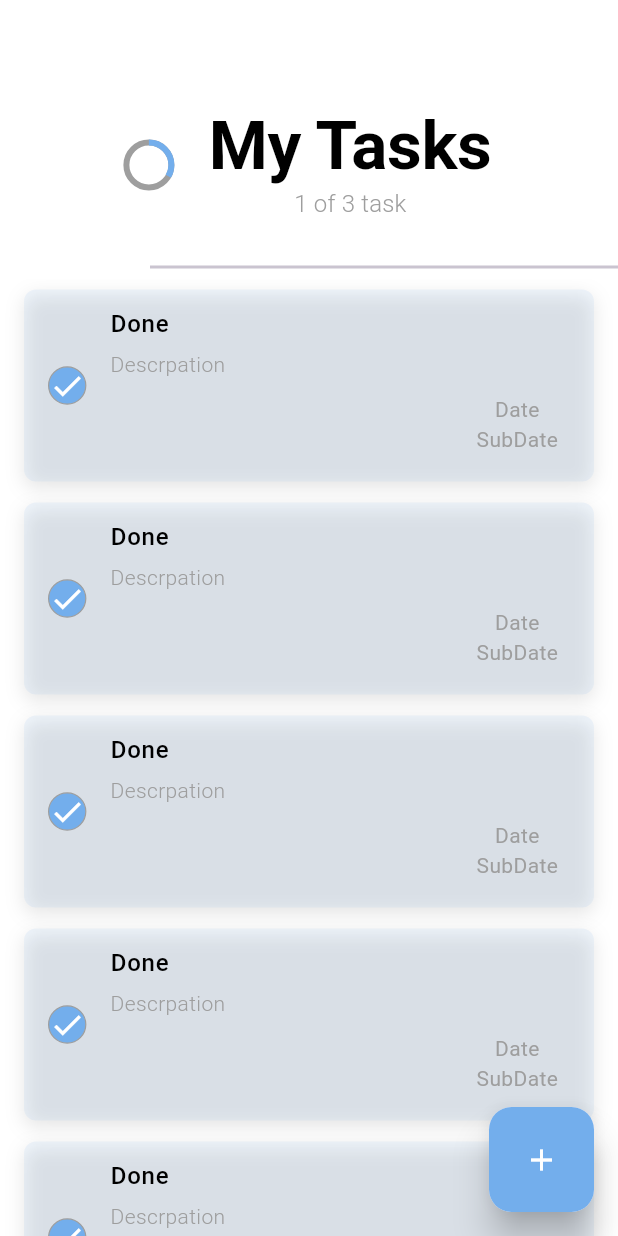
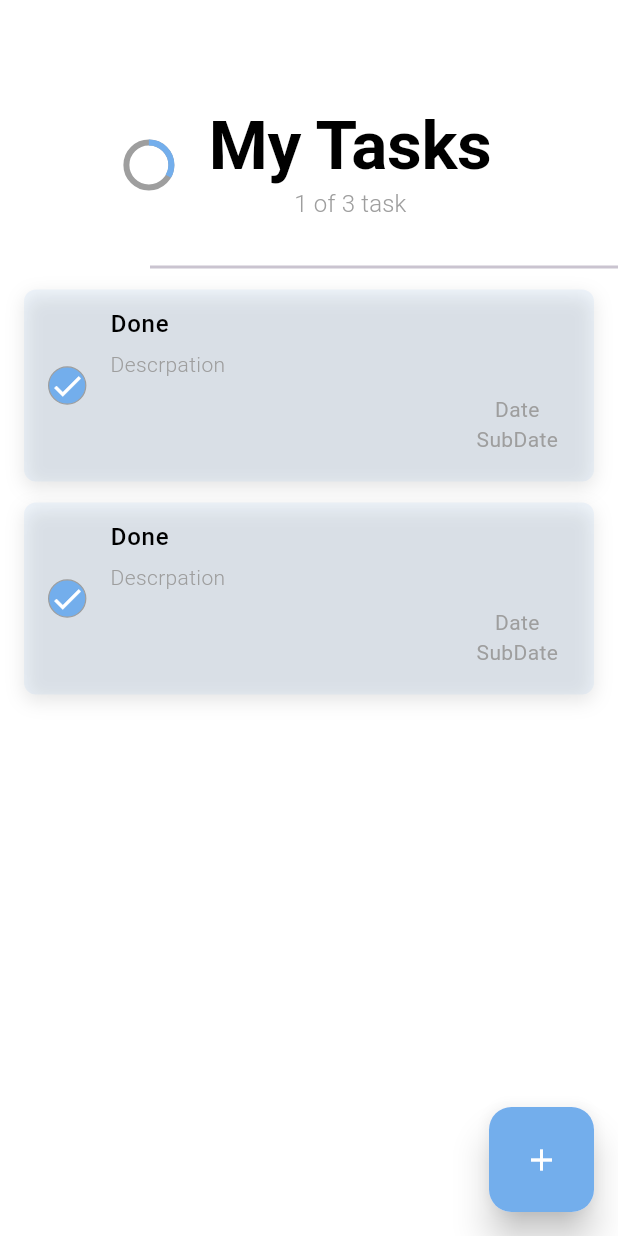
Before and after one commit to nguyenquangtung004/AppToDo, a Flutter app: the screen it shows after launch, on a phone screen of 412 x 824 dp. Run offline on Flutter 3.47's test engine with Material 3 defaults, Android fonts, the phone set to English and light mode, and no system bars; our stand-ins replace hive, hive_flutter; accounts and stored records are empty.

Commit message:
Thực hiện kiểm thử danh sách với id 1 và id 2

```diff
--- a/lib/views/home/home_view.dart
+++ b/lib/views/home/home_view.dart
@@ -14,6 +14,7 @@ class HomeView extends StatefulWidget {
 }
 
 class _HomeViewState extends State<HomeView> {
+  final List<int> tesing =[1,2];
   @override
   Widget build(BuildContext context) {
     TextTheme textTheme = Theme.of(context).textTheme;
@@ -88,17 +89,27 @@ class _HomeViewState extends State<HomeView> {
               height: 745,
               child: ListView.builder(
                 // padding: EdgeInsets.only(bottom: 80),
-                itemCount: 20,
+                itemCount: tesing.length,
                 scrollDirection: Axis.vertical,
                 itemBuilder: (context, index) {
+                  // Dismissible khi vuốt trái sang phải có thể xóa
                   return Dismissible(
                     direction: DismissDirection.horizontal,
                     onDismissed: (_) {},
                     background: Row(
+                      //mainAxisAlignment: MainAxisAlignment.center căn các lớp như icon và text ra giữa khi vuốt
+                      mainAxisAlignment: MainAxisAlignment.center,
                       children: [
-                        Icon(
+                        const Icon(
                           Icons.delete_outline,
                           color: Colors.grey,
+                        ),
+                        8.w,
+                        const Text(
+                          AppStr.deletedTask,
+                          style: TextStyle(
+                            color: Colors.grey
+                          ),
                         ),
                       ],
                     ),
--- a/lib/views/home/widget/task_widget.dart
+++ b/lib/views/home/widget/task_widget.dart
@@ -2,9 +2,7 @@ import 'package:flutter/material.dart';
 import '../../../untils/app_colors.dart';
 
 class TaskWidget extends StatelessWidget {
-  const TaskWidget({
-    super.key,
-  });
+  const TaskWidget({Key? key}) : super(key: key);
 
   @override
   Widget build(BuildContext context) {
```
